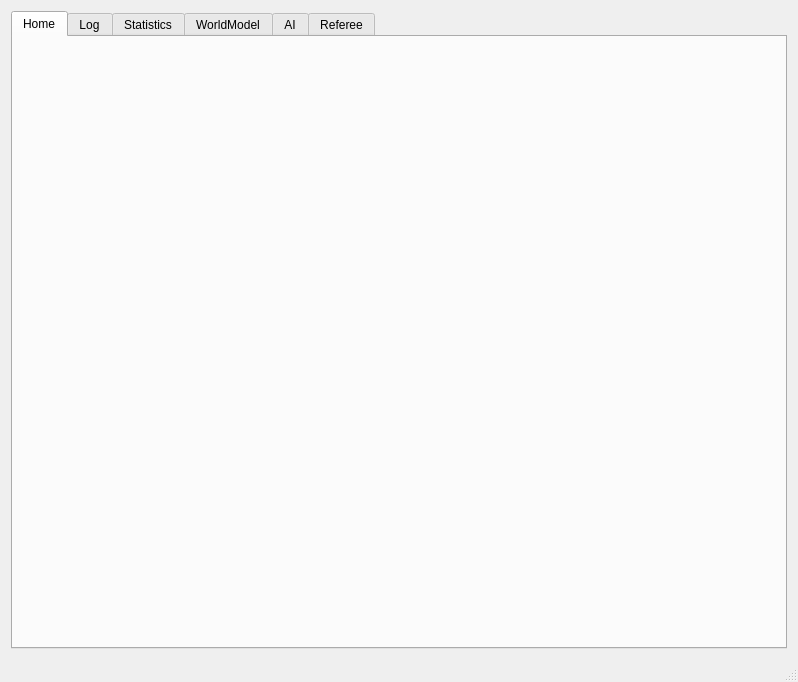
The window that src/ui/mainwindow.ui (kn2cssl/kn2cPrograms) describes before a commit, drawn with Qt 5.
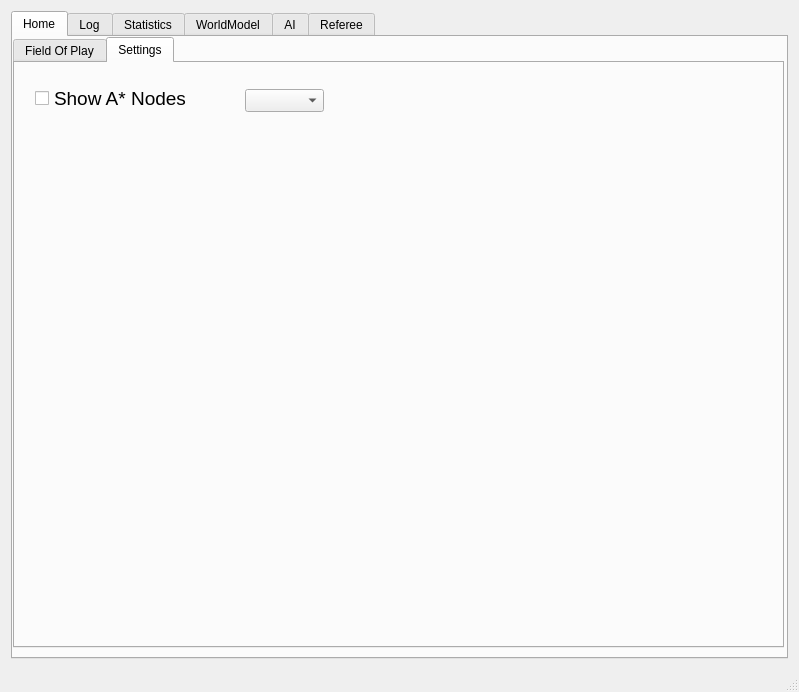
The same window after the commit. The open tabs and pages were chosen to show the change. Icons and pictures are not drawn.

Commit message: Show Navigation Result for id 3 in UI

Patch:
```diff
--- a/src/ui/mainwindow.ui
+++ b/src/ui/mainwindow.ui
@@ -6,8 +6,8 @@
    <rect>
     <x>0</x>
     <y>0</y>
-    <width>798</width>
-    <height>682</height>
+    <width>799</width>
+    <height>692</height>
    </rect>
   </property>
   <property name="sizePolicy">
@@ -46,16 +46,70 @@
        <attribute name="title">
         <string>Home</string>
        </attribute>
-       <widget class="QWidget" name="gridLayoutWidget">
+       <widget class="QTabWidget" name="tabWidget_2">
         <property name="geometry">
          <rect>
-          <x>9</x>
-          <y>19</y>
-          <width>751</width>
-          <height>551</height>
+          <x>0</x>
+          <y>0</y>
+          <width>771</width>
+          <height>611</height>
          </rect>
         </property>
-        <layout class="QGridLayout" name="gridRender"/>
+        <property name="currentIndex">
+         <number>1</number>
+        </property>
+        <widget class="QWidget" name="tab_2">
+         <attribute name="title">
+          <string>Field Of Play</string>
+         </attribute>
+         <widget class="QWidget" name="gridLayoutWidget">
+          <property name="geometry">
+           <rect>
+            <x>10</x>
+            <y>10</y>
+            <width>751</width>
+            <height>551</height>
+           </rect>
+          </property>
+          <layout class="QGridLayout" name="gridRender"/>
+         </widget>
+        </widget>
+        <widget class="QWidget" name="tab_3">
+         <attribute name="title">
+          <string>Settings</string>
+         </attribute>
+         <widget class="QCheckBox" name="checkBox">
+          <property name="geometry">
+           <rect>
+            <x>20</x>
+            <y>20</y>
+            <width>201</width>
+            <height>31</height>
+           </rect>
+          </property>
+          <property name="font">
+           <font>
+            <pointsize>14</pointsize>
+           </font>
+          </property>
+          <property name="text">
+           <string>Show A* Nodes</string>
+          </property>
+         </widget>
+         <widget class="QComboBox" name="comboBox">
+          <property name="geometry">
+           <rect>
+            <x>230</x>
+            <y>26</y>
+            <width>79</width>
+            <height>23</height>
+           </rect>
+          </property>
+          <property name="currentText">
+           <string extracomment="3"/>
+          </property>
+         </widget>
+        </widget>
        </widget>
       </widget>
       <widget class="QWidget" name="tabLog">
```
Left out of the diff: 17 changed lines with no effect on the pictures. The commit also changes 5 other files.
